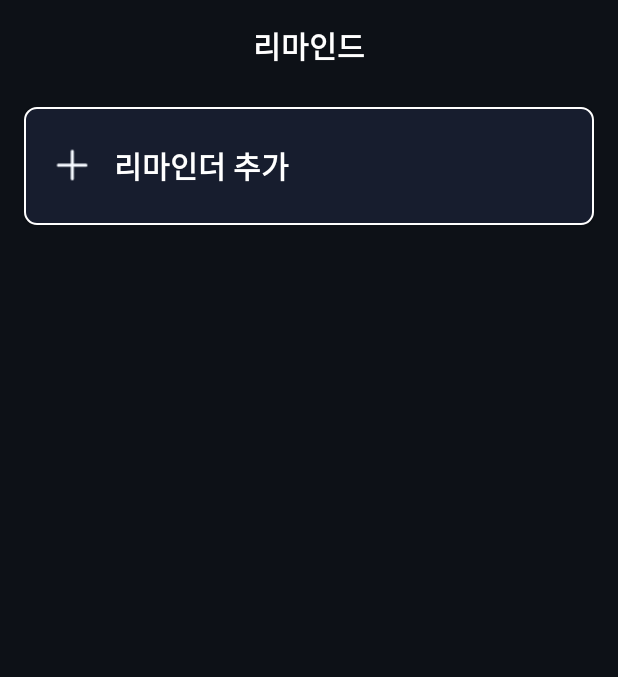
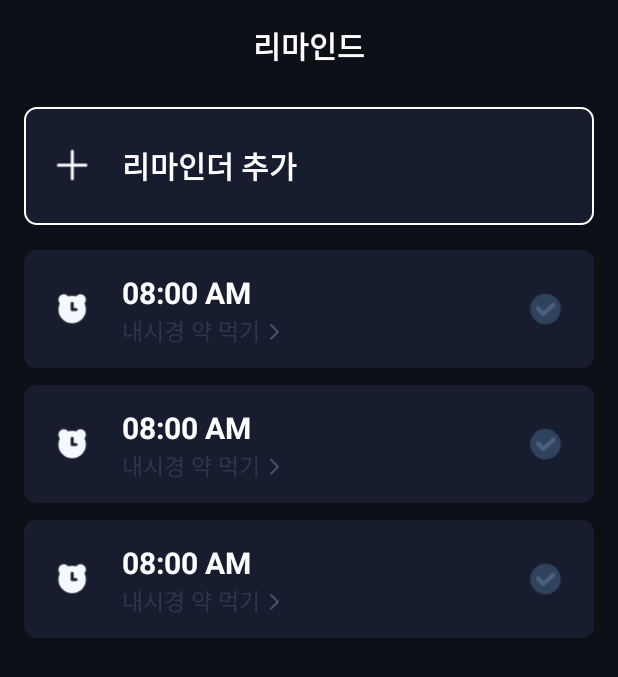
Before and after one commit to minuxx/reminder-task, an Android app: the layout fragment_reminders.xml on its own in the app's theme, with its tools: preview values and no code run, on a phone screen of 412 x 824 dp. Shown: the top 677 px of the screen. Run offline under Robolectric (Android 15) with nearby library versions, the phone set to English and light mode, and no system bars.

Commit message:
Style: item_reminder.xml 레이아웃 구성

```diff
--- a/app/src/main/java/com/minux/reminder/feature_reminder/presentation/RemindersFragment.kt
+++ b/app/src/main/java/com/minux/reminder/feature_reminder/presentation/RemindersFragment.kt
@@ -24,7 +24,7 @@ class RemindersFragment: Fragment(R.layout.fragment_reminders) {
     }
 
     private fun initUI() {
-        binding.remindersAddReminderBtn.setOnClickListener(
+        binding.remindersAddBtn.setOnClickListener(
             Navigation.createNavigateOnClickListener(
                 R.id.reminderFragment,
                 null
--- /dev/null
+++ b/app/src/main/res/drawable/bg_widget.xml
@@ -0,0 +1,14 @@
+<?xml version="1.0" encoding="utf-8"?>
+<layer-list xmlns:android="http://schemas.android.com/apk/res/android">
+    <item
+        android:bottom="1dp"
+        android:left="1dp"
+        android:right="1dp"
+        android:top="1dp">
+
+        <shape android:shape="rectangle">
+            <corners android:radius="8dp" />
+            <solid android:color="@color/widgetBackground" />
+        </shape>
+    </item>
+</layer-list>
--- a/app/src/main/res/layout/fragment_reminders.xml
+++ b/app/src/main/res/layout/fragment_reminders.xml
@@ -1,6 +1,5 @@
 <?xml version="1.0" encoding="utf-8"?>
-<androidx.constraintlayout.widget.ConstraintLayout
-    xmlns:android="http://schemas.android.com/apk/res/android"
+<androidx.constraintlayout.widget.ConstraintLayout xmlns:android="http://schemas.android.com/apk/res/android"
     xmlns:tools="http://schemas.android.com/tools"
     android:layout_width="match_parent"
     android:layout_height="match_parent"
@@ -24,7 +23,7 @@
         app:layout_constraintEnd_toEndOf="parent"/>
 
     <androidx.appcompat.widget.AppCompatButton
-        android:id="@+id/reminders_add_reminder_btn"
+        android:id="@+id/reminders_add_btn"
         android:layout_width="match_parent"
         android:layout_height="80dp"
         android:layout_marginTop="25dp"
@@ -34,10 +33,23 @@
         android:textSize="20sp"
         android:textStyle="bold"
         android:drawableStart="@drawable/ic_reminder_add"
-        android:drawablePadding="10dp"
+        android:drawablePadding="15dp"
         android:gravity="start|center_vertical"
-        android:background="@drawable/bg_white_border"
+        android:background="@drawable/bg_widget_white_border"
         app:layout_constraintTop_toBottomOf="@+id/reminders_title_tv"
+        app:layout_constraintBottom_toTopOf="@+id/reminders_recyclerview"
         app:layout_constraintStart_toStartOf="parent"
         app:layout_constraintEnd_toEndOf="parent"/>
+
+    <androidx.recyclerview.widget.RecyclerView
+        android:id="@+id/reminders_recyclerview"
+        android:layout_width="match_parent"
+        android:layout_height="0dp"
+        android:layout_marginTop="15dp"
+        app:layoutManager="androidx.recyclerview.widget.LinearLayoutManager"
+        app:layout_constraintTop_toBottomOf="@+id/reminders_add_btn"
+        app:layout_constraintBottom_toBottomOf="parent"
+        app:layout_constraintStart_toStartOf="parent"
+        app:layout_constraintEnd_toEndOf="parent"
+        tools:listitem="@layout/item_reminder"/>
 </androidx.constraintlayout.widget.ConstraintLayout>
--- /dev/null
+++ b/app/src/main/res/layout/item_reminder.xml
@@ -0,0 +1,64 @@
+<?xml version="1.0" encoding="utf-8"?>
+<androidx.constraintlayout.widget.ConstraintLayout xmlns:android="http://schemas.android.com/apk/res/android"
+    xmlns:app="http://schemas.android.com/apk/res-auto"
+    android:layout_width="match_parent"
+    android:layout_height="80dp"
+    xmlns:tools="http://schemas.android.com/tools"
+    android:padding="15dp"
+    android:layout_marginBottom="10dp"
+    android:background="@drawable/bg_widget">
+
+    <ImageView
+        android:id="@+id/clock_iv"
+        android:layout_width="35dp"
+        android:layout_height="35dp"
+        android:src="@drawable/ic_clock"
+        app:layout_constraintTop_toTopOf="parent"
+        app:layout_constraintBottom_toBottomOf="parent"
+        app:layout_constraintStart_toStartOf="parent"
+        android:contentDescription="@string/reminders_cd_clock_icon"/>
+
+    <TextView
+        android:id="@+id/time_tv"
+        android:layout_width="wrap_content"
+        android:layout_height="wrap_content"
+        android:layout_marginStart="15dp"
+        android:textColor="@color/reminderItemTimeText"
+        android:textSize="20sp"
+        android:textStyle="bold"
+        app:layout_constraintBottom_toTopOf="@+id/name_tv"
+        app:layout_constraintStart_toEndOf="@+id/clock_iv"
+        tools:text="08:00 AM"/>
+
+    <TextView
+        android:id="@+id/name_tv"
+        android:layout_width="wrap_content"
+        android:layout_height="wrap_content"
+        android:layout_marginStart="15dp"
+        android:textColor="@color/reminderItemNameText"
+        android:textSize="15sp"
+        app:layout_constraintTop_toBottomOf="@+id/time_tv"
+        app:layout_constraintStart_toEndOf="@+id/clock_iv"
+        tools:text="내시경 약 먹기"/>
+
+    <ImageView
+        android:id="@+id/right_arrow_iv"
+        android:layout_width="18dp"
+        android:layout_height="18dp"
+        android:src="@drawable/ic_right_arrow"
+        android:layout_marginTop="2dp"
+        app:layout_constraintStart_toEndOf="@+id/name_tv"
+        app:layout_constraintTop_toTopOf="@+id/name_tv"
+        app:layout_constraintBottom_toBottomOf="@+id/name_tv"
+        android:contentDescription="@string/cd_right_arrow_icon"/>
+
+    <ImageView
+        android:id="@+id/active_iv"
+        android:layout_width="35dp"
+        android:layout_height="35dp"
+        android:src="@drawable/ic_not_checked"
+        app:layout_constraintTop_toTopOf="parent"
+        app:layout_constraintBottom_toBottomOf="parent"
+        app:layout_constraintEnd_toEndOf="parent"
+        android:contentDescription="@string/reminders_cd_clock_icon"/>
+</androidx.constraintlayout.widget.ConstraintLayout>
--- a/app/src/main/res/values/colors.xml
+++ b/app/src/main/res/values/colors.xml
@@ -20,5 +20,8 @@
     <color name="screenTitle">#FFFFFF</color>
     <!--  Reminders  -->
     <color name="remindersWidgetText">#FFFFFF</color>
+    <color name="reminderItemTimeText">#FFFFFF</color>
+    <color name="reminderItemNameText">#2D384E</color>
+
 
 </resources>
--- a/app/src/main/res/values/strings.xml
+++ b/app/src/main/res/values/strings.xml
@@ -1,10 +1,14 @@
 <resources>
+    <!-- Common -->
     <string name="app_name">Reminder</string>
+    <string name="cd_right_arrow_icon">오른쪽 화살표 아이콘</string>
 
     <!-- Main -->
     <!-- Reminders -->
     <string name="reminders_title">리마인드</string>
     <string name="reminders_add_reminder">리마인더 추가</string>
+    <string name="reminders_cd_clock_icon">시계 아이콘</string>
+    <string name="reminders_cd_check_icon">체크 아이콘</string>
 
     <!-- Reminder -->
     <string name="reminder_title">리마인드 설정</string>
```
Also changed, not shown: app/src/main/res/drawable/bg_widget_white_border.xml (renamed from app/src/main/res/drawable/bg_white_border.xml), app/src/main/res/drawable/ic_checked.png (added), app/src/main/res/drawable/ic_clock.png (added), app/src/main/res/drawable/ic_not_checked.png (added), app/src/main/res/drawable/ic_right_arrow.png (added), app/src/main/res/drawable/ic_ringtone.png (added).
